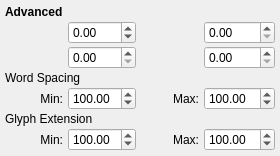
Before: the Qt Designer form scribus/ui/propertywidget_advancedbase.ui in nitramr/scribus-indigo, drawn with Qt 5.
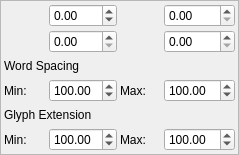
After: the same form once the commit is applied. Custom widgets are drawn as their Qt base class.

Commit message: Scribus base 4.dec - oman host ctl

```diff
--- a/scribus/ui/propertywidget_advancedbase.ui
+++ b/scribus/ui/propertywidget_advancedbase.ui
@@ -6,128 +6,34 @@
    <rect>
     <x>0</x>
     <y>0</y>
-    <width>280</width>
-    <height>156</height>
+    <width>239</width>
+    <height>155</height>
    </rect>
   </property>
   <property name="windowTitle">
    <string>Frame</string>
   </property>
   <property name="frameShape">
-   <enum>QFrame::NoFrame</enum>
+   <enum>QFrame::StyledPanel</enum>
   </property>
   <property name="frameShadow">
-   <enum>QFrame::Plain</enum>
-  </property>
-  <property name="lineWidth">
-   <number>0</number>
+   <enum>QFrame::Raised</enum>
   </property>
   <layout class="QGridLayout" name="gridLayout">
-   <property name="leftMargin">
-    <number>5</number>
+   <property name="margin">
+    <number>3</number>
    </property>
-   <property name="topMargin">
-    <number>5</number>
+   <property name="spacing">
+    <number>3</number>
    </property>
-   <property name="rightMargin">
-    <number>5</number>
-   </property>
-   <property name="bottomMargin">
-    <number>5</number>
-   </property>
-   <property name="horizontalSpacing">
-    <number>5</number>
-   </property>
-   <property name="verticalSpacing">
-    <number>2</number>
-   </property>
-   <item row="4" column="3">
-    <widget class="ScrSpinBox" name="normWordTrackingSpinBox">
-     <property name="minimum">
-      <double>1.000000000000000</double>
-     </property>
-     <property name="maximum">
-      <double>2000.000000000000000</double>
-     </property>
-     <property name="value">
-      <double>100.000000000000000</double>
-     </property>
-    </widget>
-   </item>
-   <item row="3" column="0" colspan="4">
-    <widget class="QLabel" name="wordTrackingLabel">
-     <property name="text">
-      <string>Word Spacing</string>
-     </property>
-    </widget>
-   </item>
-   <item row="7" column="2">
-    <widget class="QLabel" name="maxGlyphExtensionLabel">
-     <property name="text">
-      <string>Max:</string>
-     </property>
-     <property name="alignment">
-      <set>Qt::AlignRight|Qt::AlignTrailing|Qt::AlignVCenter</set>
-     </property>
-    </widget>
-   </item>
-   <item row="1" column="2">
-    <widget class="QLabel" name="trackingLabel">
-     <property name="text">
-      <string/>
-     </property>
-     <property name="alignment">
-      <set>Qt::AlignRight|Qt::AlignTrailing|Qt::AlignVCenter</set>
-     </property>
-    </widget>
-   </item>
-   <item row="4" column="2">
-    <widget class="QLabel" name="normWordTrackingLabel">
-     <property name="text">
-      <string>Max:</string>
-     </property>
-     <property name="alignment">
-      <set>Qt::AlignRight|Qt::AlignTrailing|Qt::AlignVCenter</set>
-     </property>
-    </widget>
-   </item>
-   <item row="1" column="0">
-    <widget class="QLabel" name="textBaseLabel">
-     <property name="text">
-      <string/>
-     </property>
-     <property name="alignment">
-      <set>Qt::AlignRight|Qt::AlignTrailing|Qt::AlignVCenter</set>
-     </property>
-    </widget>
-   </item>
    <item row="0" column="0">
-    <widget class="QLabel" name="lblTitle">
-     <property name="font">
-      <font>
-       <weight>75</weight>
-       <bold>true</bold>
-      </font>
-     </property>
+    <widget class="QLabel" name="textBaseLabel">
      <property name="text">
-      <string>Advanced</string>
+      <string/>
      </property>
     </widget>
    </item>
-   <item row="7" column="3">
-    <widget class="ScrSpinBox" name="maxGlyphExtSpinBox">
-     <property name="minimum">
-      <double>90.000000000000000</double>
-     </property>
-     <property name="maximum">
-      <double>110.000000000000000</double>
-     </property>
-     <property name="value">
-      <double>100.000000000000000</double>
-     </property>
-    </widget>
-   </item>
-   <item row="1" column="1">
+   <item row="0" column="1">
     <widget class="ScrSpinBox" name="textBase">
      <property name="minimum">
       <double>-100.000000000000000</double>
@@ -137,63 +43,51 @@
      </property>
     </widget>
    </item>
-   <item row="2" column="1">
+   <item row="0" column="2">
+    <widget class="QLabel" name="trackingLabel">
+     <property name="text">
+      <string/>
+     </property>
+    </widget>
+   </item>
+   <item row="0" column="3">
+    <widget class="ScrSpinBox" name="tracking"/>
+   </item>
+   <item row="1" column="0">
+    <widget class="QLabel" name="scaleHLabel">
+     <property name="text">
+      <string/>
+     </property>
+    </widget>
+   </item>
+   <item row="1" column="1">
     <widget class="ScrSpinBox" name="scaleH"/>
    </item>
-   <item row="2" column="3">
+   <item row="1" column="2">
+    <widget class="QLabel" name="scaleVLabel">
+     <property name="text">
+      <string/>
+     </property>
+    </widget>
+   </item>
+   <item row="1" column="3">
     <widget class="ScrSpinBox" name="scaleV"/>
    </item>
-   <item row="5" column="0" colspan="4">
-    <widget class="QLabel" name="glyphExtensionLabel">
+   <item row="2" column="0" colspan="2">
+    <widget class="QLabel" name="wordTrackingLabel">
      <property name="text">
-      <string>Glyph Extension</string>
+      <string>Word Spacing</string>
      </property>
     </widget>
    </item>
-   <item row="7" column="1">
-    <widget class="ScrSpinBox" name="minGlyphExtSpinBox">
-     <property name="minimum">
-      <double>90.000000000000000</double>
-     </property>
-     <property name="maximum">
-      <double>110.000000000000000</double>
-     </property>
-     <property name="value">
-      <double>100.000000000000000</double>
-     </property>
-    </widget>
-   </item>
-   <item row="4" column="0">
+   <item row="3" column="0">
     <widget class="QLabel" name="minWordTrackingLabel">
      <property name="text">
       <string>Min:</string>
      </property>
-     <property name="alignment">
-      <set>Qt::AlignRight|Qt::AlignTrailing|Qt::AlignVCenter</set>
-     </property>
     </widget>
    </item>
-   <item row="2" column="2">
-    <widget class="QLabel" name="scaleVLabel">
-     <property name="text">
-      <string/>
-     </property>
-     <property name="alignment">
-      <set>Qt::AlignRight|Qt::AlignTrailing|Qt::AlignVCenter</set>
-     </property>
-    </widget>
-   </item>
-   <item row="7" column="0">
-    <widget class="QLabel" name="minGlyphExtensionLabel">
-     <property name="text">
-      <string>Min:</string>
-     </property>
-     <property name="alignment">
-      <set>Qt::AlignRight|Qt::AlignTrailing|Qt::AlignVCenter</set>
-     </property>
-    </widget>
-   </item>
-   <item row="4" column="1">
+   <item row="3" column="1">
     <widget class="ScrSpinBox" name="minWordTrackingSpinBox">
      <property name="minimum">
       <double>1.000000000000000</double>
@@ -206,18 +100,72 @@
      </property>
     </widget>
    </item>
-   <item row="2" column="0">
-    <widget class="QLabel" name="scaleHLabel">
+   <item row="3" column="3">
+    <widget class="ScrSpinBox" name="normWordTrackingSpinBox">
+     <property name="minimum">
+      <double>1.000000000000000</double>
+     </property>
+     <property name="maximum">
+      <double>2000.000000000000000</double>
+     </property>
+     <property name="value">
+      <double>100.000000000000000</double>
+     </property>
+    </widget>
+   </item>
+   <item row="3" column="2">
+    <widget class="QLabel" name="normWordTrackingLabel">
      <property name="text">
-      <string/>
+      <string>Max:</string>
      </property>
-     <property name="alignment">
-      <set>Qt::AlignRight|Qt::AlignTrailing|Qt::AlignVCenter</set>
+    </widget>
+   </item>
+   <item row="4" column="0" colspan="2">
+    <widget class="QLabel" name="glyphExtensionLabel">
+     <property name="text">
+      <string>Glyph Extension</string>
      </property>
     </widget>
    </item>
-   <item row="1" column="3">
-    <widget class="ScrSpinBox" name="tracking"/>
+   <item row="5" column="0">
+    <widget class="QLabel" name="minGlyphExtensionLabel">
+     <property name="text">
+      <string>Min:</string>
+     </property>
+    </widget>
+   </item>
+   <item row="5" column="1">
+    <widget class="ScrSpinBox" name="minGlyphExtSpinBox">
+     <property name="minimum">
+      <double>90.000000000000000</double>
+     </property>
+     <property name="maximum">
+      <double>110.000000000000000</double>
+     </property>
+     <property name="value">
+      <double>100.000000000000000</double>
+     </property>
+    </widget>
+   </item>
+   <item row="5" column="3">
+    <widget class="ScrSpinBox" name="maxGlyphExtSpinBox">
+     <property name="minimum">
+      <double>90.000000000000000</double>
+     </property>
+     <property name="maximum">
+      <double>110.000000000000000</double>
+     </property>
+     <property name="value">
+      <double>100.000000000000000</double>
+     </property>
+    </widget>
+   </item>
+   <item row="5" column="2">
+    <widget class="QLabel" name="maxGlyphExtensionLabel">
+     <property name="text">
+      <string>Max:</string>
+     </property>
+    </widget>
    </item>
   </layout>
  </widget>
```
The commit also changes 467 other files.
